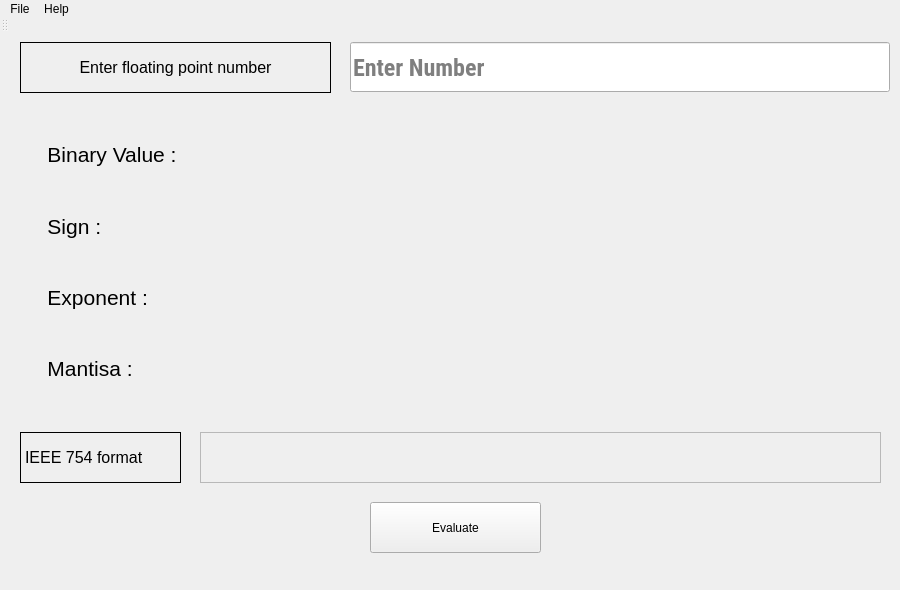
First picture: the form in mainwindow.ui, repository xzeck/COA, before the edit.
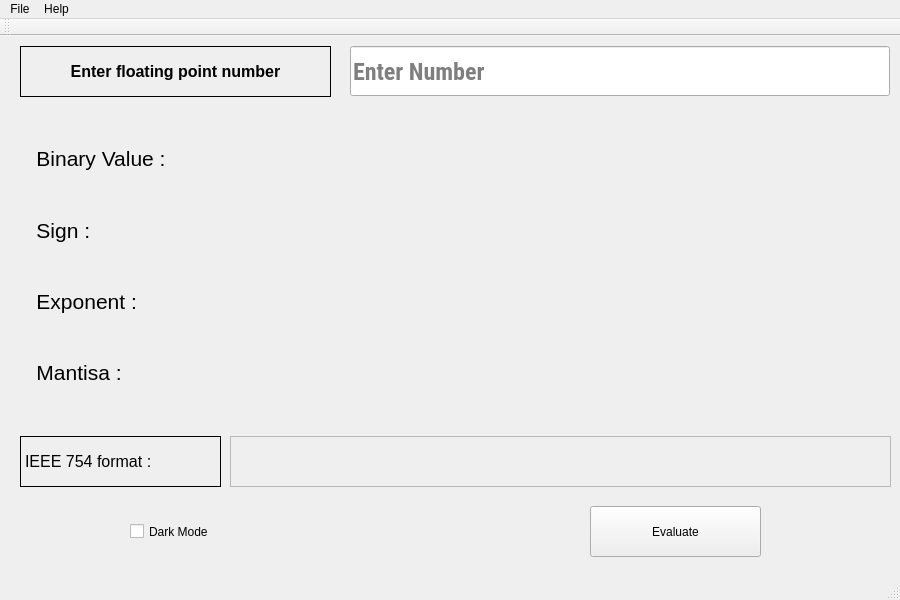
Second picture: the form after the edit.

Patch:
```diff
--- a/mainwindow.ui
+++ b/mainwindow.ui
@@ -7,29 +7,31 @@
     <x>0</x>
     <y>0</y>
     <width>900</width>
-    <height>590</height>
+    <height>600</height>
    </rect>
   </property>
   <property name="minimumSize">
    <size>
     <width>900</width>
-    <height>570</height>
+    <height>600</height>
    </size>
   </property>
   <property name="windowTitle">
    <string>IEE754 Converter</string>
   </property>
   <property name="autoFillBackground">
-   <bool>false</bool>
+   <bool>true</bool>
   </property>
   <property name="styleSheet">
-   <string notr="true">border-color: rgb(233, 30, 99);
-selection-color: rgb(170, 85, 127);</string>
+   <string notr="true"/>
   </property>
   <property name="documentMode">
    <bool>false</bool>
   </property>
   <widget class="QWidget" name="centralWidget">
+   <property name="styleSheet">
+    <string notr="true"/>
+   </property>
    <widget class="QLabel" name="label">
     <property name="geometry">
      <rect>
@@ -48,10 +50,12 @@
     <property name="font">
      <font>
       <pointsize>12</pointsize>
+      <weight>75</weight>
+      <bold>true</bold>
      </font>
     </property>
     <property name="autoFillBackground">
-     <bool>true</bool>
+     <bool>false</bool>
     </property>
     <property name="styleSheet">
      <string notr="true"/>
@@ -75,7 +79,7 @@
    <widget class="QPushButton" name="ValuePushButton">
     <property name="geometry">
      <rect>
-      <x>370</x>
+      <x>590</x>
       <y>470</y>
       <width>171</width>
       <height>51</height>
@@ -130,9 +134,30 @@
       <height>301</height>
      </rect>
     </property>
-    <layout class="QHBoxLayout" name="BaseHorizontalLayout">
+    <layout class="QHBoxLayout" name="BaseHorizontalLayout" stretch="0,1">
+     <property name="spacing">
+      <number>10</number>
+     </property>
+     <property name="leftMargin">
+      <number>0</number>
+     </property>
+     <property name="rightMargin">
+      <number>0</number>
+     </property>
      <item>
-      <layout class="QVBoxLayout" name="LabelVerticalLayout">
+      <layout class="QVBoxLayout" name="LabelVerticalLayout" stretch="0,0,0,0">
+       <property name="spacing">
+        <number>6</number>
+       </property>
+       <property name="sizeConstraint">
+        <enum>QLayout::SetMinAndMaxSize</enum>
+       </property>
+       <property name="leftMargin">
+        <number>0</number>
+       </property>
+       <property name="rightMargin">
+        <number>0</number>
+       </property>
        <item>
         <widget class="QLabel" name="BinaryValueLabel">
          <property name="minimumSize">
@@ -390,7 +415,7 @@
      <rect>
       <x>20</x>
       <y>400</y>
-      <width>161</width>
+      <width>201</width>
       <height>51</height>
      </rect>
     </property>
@@ -406,15 +431,15 @@
      <enum>QFrame::Box</enum>
     </property>
     <property name="text">
-     <string>IEEE 754 format</string>
+     <string>IEEE 754 format :</string>
     </property>
    </widget>
    <widget class="QLabel" name="IEEE754DisplayLbl">
     <property name="geometry">
      <rect>
-      <x>200</x>
+      <x>230</x>
       <y>400</y>
-      <width>681</width>
+      <width>661</width>
       <height>51</height>
      </rect>
     </property>
@@ -439,6 +464,19 @@
      <string/>
     </property>
    </widget>
+   <widget class="QCheckBox" name="DarkModeCheckBox">
+    <property name="geometry">
+     <rect>
+      <x>130</x>
+      <y>470</y>
+      <width>171</width>
+      <height>51</height>
+     </rect>
+    </property>
+    <property name="text">
+     <string>Dark Mode</string>
+    </property>
+   </widget>
   </widget>
   <widget class="QMenuBar" name="menuBar">
    <property name="geometry">
@@ -446,10 +484,10 @@
      <x>0</x>
      <y>0</y>
      <width>900</width>
-     <height>23</height>
+     <height>21</height>
     </rect>
    </property>
-   <widget class="QMenu" name="menuabout">
+   <widget class="QMenu" name="menuHelp">
     <property name="title">
      <string>Help</string>
     </property>
@@ -465,7 +503,7 @@
     <addaction name="actionFile"/>
    </widget>
    <addaction name="menuQuit"/>
-   <addaction name="menuabout"/>
+   <addaction name="menuHelp"/>
   </widget>
   <widget class="QToolBar" name="mainToolBar">
    <attribute name="toolBarArea">
```
Left out of the diff: 28 changed lines with no effect on the pictures.
